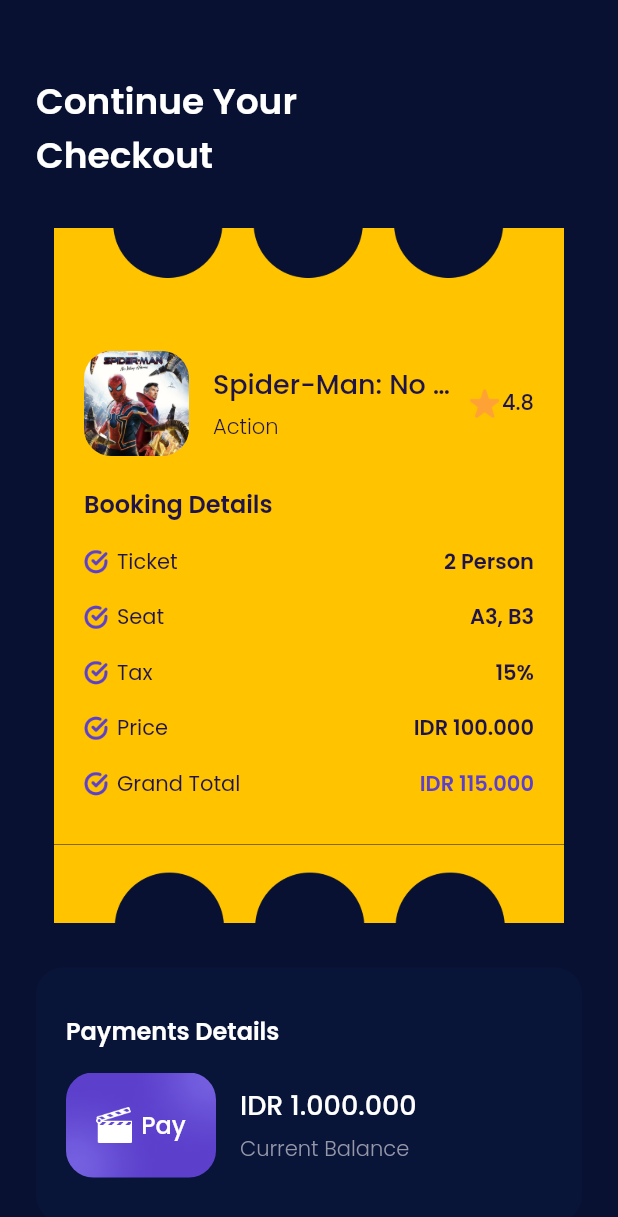
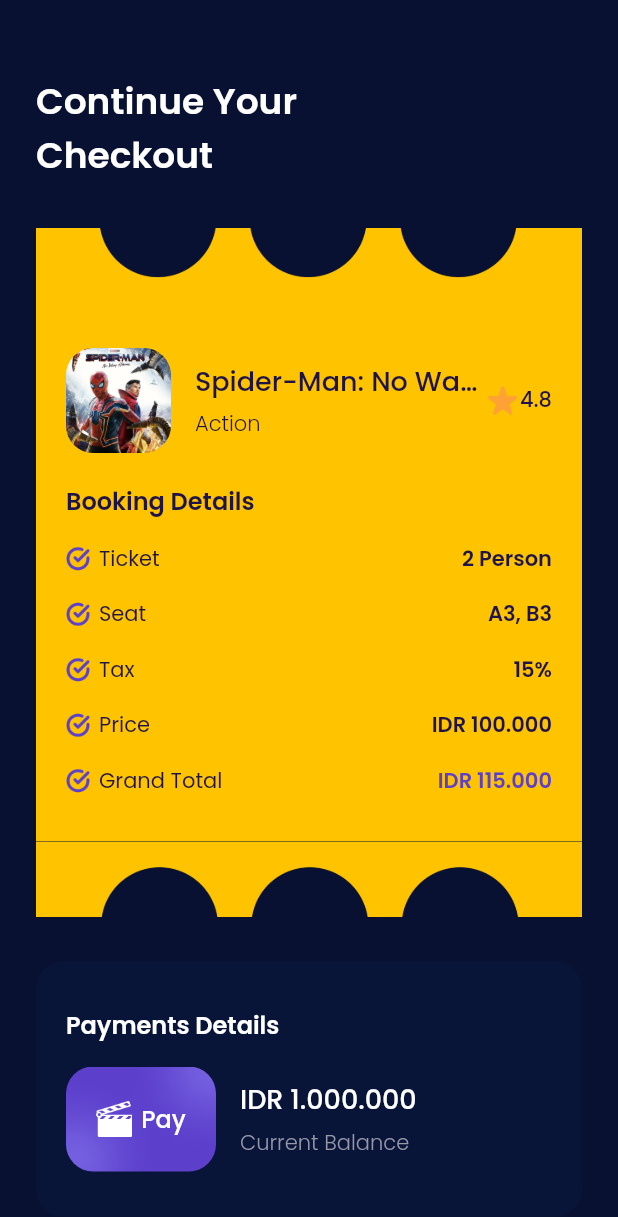
Before and after one commit to JonathanTriC/cinematri_app, a Flutter app: the CheckoutPage screen opened by its route, on a phone screen of 412 x 824 dp. Shown: the top 1217 px of the screen. Run offline on Flutter 3.47's test engine with Material 2 defaults, Android fonts, the phone set to English and light mode, and no system bars; our stand-ins replace google_fonts.

Commit message:
fix image fit

```diff
--- a/lib/ui/pages/checkout_page.dart
+++ b/lib/ui/pages/checkout_page.dart
@@ -28,12 +28,13 @@
         children: [
           Container(
             width: double.infinity,
-            height: 52,
+            height: 50,
             margin: const EdgeInsets.only(
               top: 30,
             ),
             decoration: const BoxDecoration(
               image: DecorationImage(
+                fit: BoxFit.cover,
                 image: AssetImage(
                   'assets/image_ticket_top.png',
                 ),
@@ -45,7 +46,6 @@
               horizontal: 20,
               vertical: 30,
             ),
-            width: 340,
             decoration: BoxDecoration(
               color: kGoldColor,
             ),
@@ -167,9 +167,10 @@
           ),
           Container(
             width: double.infinity,
-            height: 52,
+            height: 50,
             decoration: const BoxDecoration(
               image: DecorationImage(
+                fit: BoxFit.cover,
                 image: AssetImage(
                   'assets/image_ticket_bottom.png',
                 ),
--- a/lib/ui/pages/get_started_page.dart
+++ b/lib/ui/pages/get_started_page.dart
@@ -15,6 +15,7 @@
             height: double.infinity,
             decoration: const BoxDecoration(
               image: DecorationImage(
+                fit: BoxFit.cover,
                 image: AssetImage(
                   'assets/image_get_started.png',
                 ),
--- a/lib/ui/pages/sign_up_page.dart
+++ b/lib/ui/pages/sign_up_page.dart
@@ -56,8 +56,7 @@
       Widget submitButton() {
         return CustomButton(
           margin: const EdgeInsets.only(
-            top: 50,
-            bottom: 80,
+            top: 30,
           ),
           title: 'Get Started',
           onPressed: () {
```
